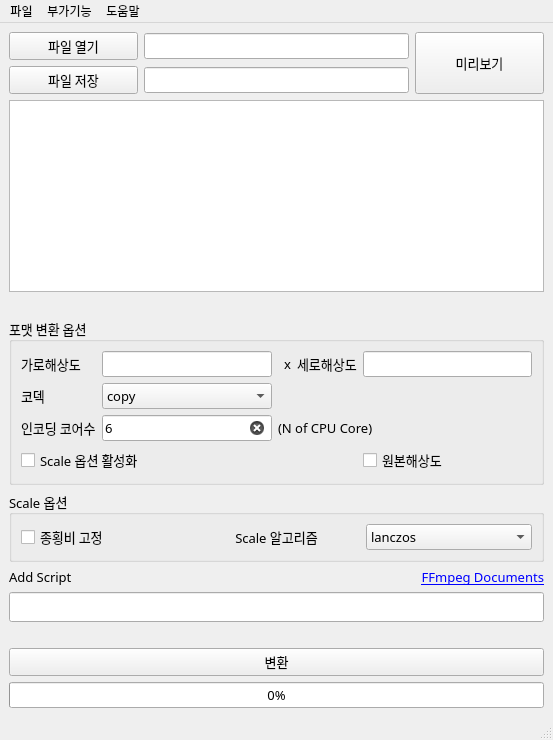
The window that hapconvert.ui (movenine/serverutils) describes before a commit, drawn with Qt 5.
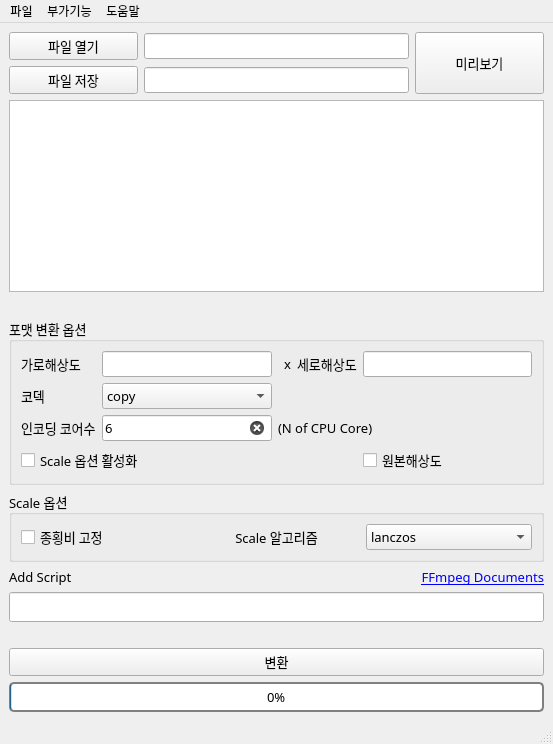
The same window after the commit.

```diff
--- a/hapconvert.ui
+++ b/hapconvert.ui
@@ -318,6 +318,14 @@
         <pointsize>10</pointsize>
        </font>
       </property>
+      <property name="styleSheet">
+       <string notr="true">border-radius : 5px;
+border: 2px solid grey;
+text-align: center;</string>
+      </property>
+      <property name="minimum">
+       <number>0</number>
+      </property>
       <property name="value">
        <number>0</number>
       </property>
```
